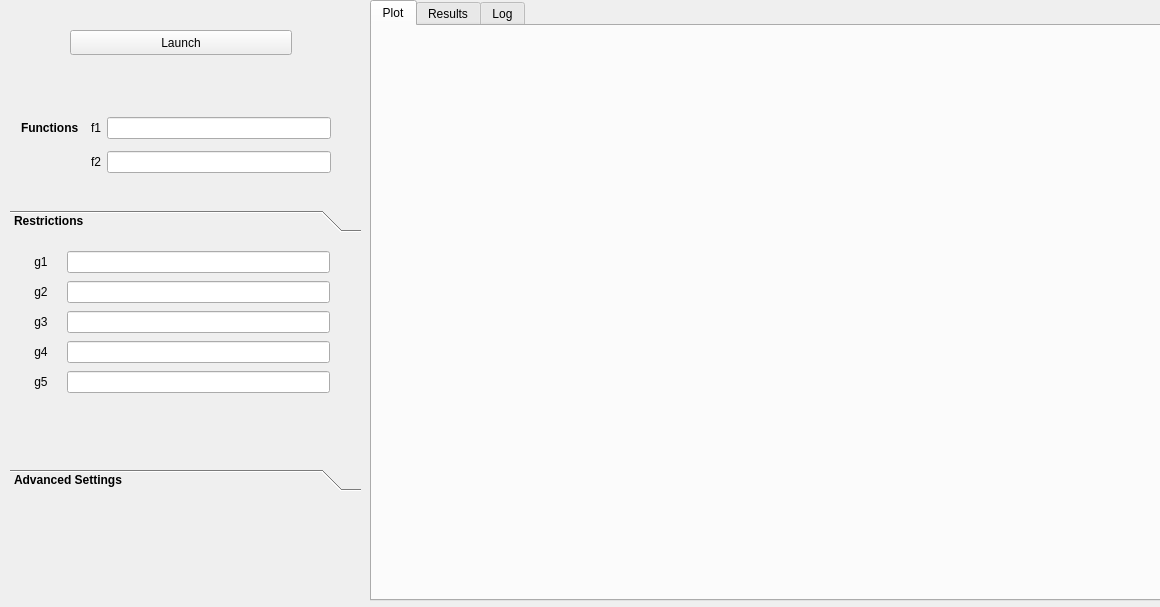
Before: the Qt Designer form gui/qt4/forms/mainwindow.ui in pawel-jakubowski/NSGA, drawn with Qt 5.
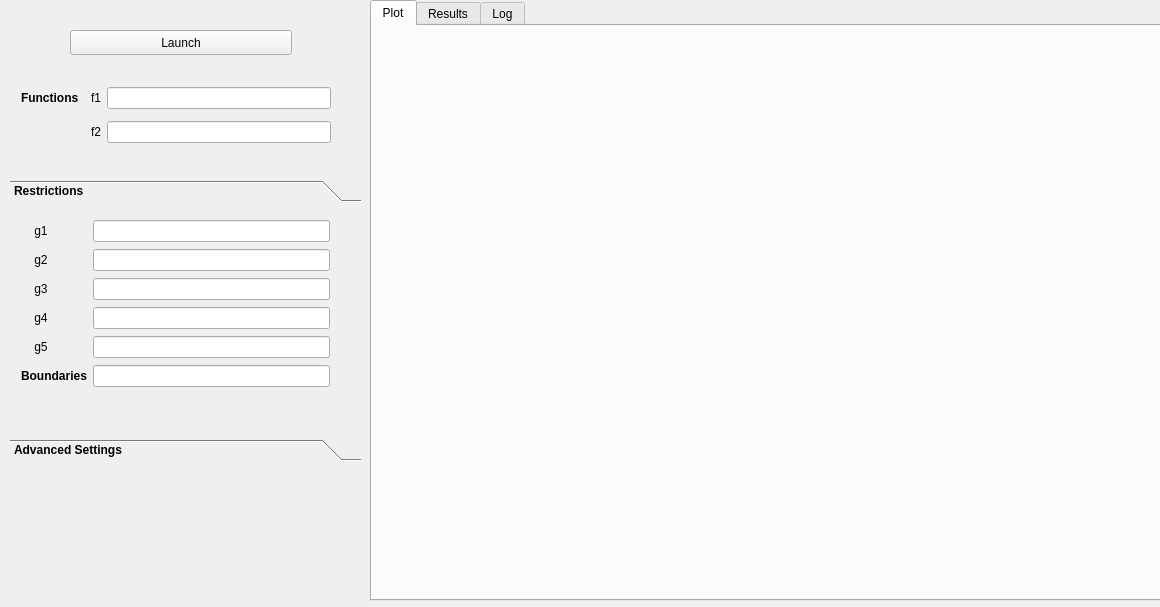
After: the same form once the commit is applied. The open tabs and pages were chosen to show the change.

The edit to the form file:
```diff
--- a/gui/qt4/forms/mainwindow.ui
+++ b/gui/qt4/forms/mainwindow.ui
@@ -36,7 +36,7 @@
     <property name="geometry">
      <rect>
       <x>10</x>
-      <y>100</y>
+      <y>70</y>
       <width>332</width>
       <height>91</height>
      </rect>
@@ -81,7 +81,7 @@
     <property name="geometry">
      <rect>
       <x>10</x>
-      <y>210</y>
+      <y>180</y>
       <width>351</width>
       <height>281</height>
      </rect>
@@ -100,8 +100,8 @@
       <rect>
        <x>0</x>
        <y>0</y>
-       <width>98</width>
-       <height>28</height>
+       <width>351</width>
+       <height>219</height>
       </rect>
      </property>
      <attribute name="label">
@@ -113,7 +113,7 @@
         <x>0</x>
         <y>0</y>
         <width>331</width>
-        <height>168</height>
+        <height>194</height>
        </rect>
       </property>
       <layout class="QGridLayout" name="gridLayout">
@@ -169,33 +169,43 @@
          </property>
         </widget>
        </item>
-       <item row="6" column="1">
-        <widget class="QLabel" name="label_18">
-         <property name="font">
-          <font>
-           <weight>50</weight>
-           <bold>false</bold>
-          </font>
-         </property>
-         <property name="text">
-          <string>    g5</string>
-         </property>
-        </widget>
-       </item>
-       <item row="2" column="3">
-        <widget class="QLineEdit" name="lineEdit_3"/>
-       </item>
-       <item row="3" column="3">
-        <widget class="QLineEdit" name="lineEdit_4"/>
-       </item>
        <item row="4" column="3">
-        <widget class="QLineEdit" name="lineEdit_5"/>
+        <widget class="QLineEdit" name="fung3"/>
+       </item>
+       <item row="3" column="3">
+        <widget class="QLineEdit" name="fung2"/>
+       </item>
+       <item row="2" column="3">
+        <widget class="QLineEdit" name="fung1"/>
        </item>
        <item row="5" column="3">
         <widget class="QLineEdit" name="lineEdit_6"/>
        </item>
        <item row="6" column="3">
-        <widget class="QLineEdit" name="lineEdit_7"/>
+        <widget class="QLineEdit" name="fung5"/>
+       </item>
+       <item row="7" column="3">
+        <widget class="QLineEdit" name="bound"/>
+       </item>
+       <item row="6" column="1">
+        <widget class="QLabel" name="g5label">
+         <property name="font">
+          <font>
+           <weight>50</weight>
+           <bold>false</bold>
+          </font>
+         </property>
+         <property name="text">
+          <string>    g5</string>
+         </property>
+        </widget>
+       </item>
+       <item row="7" column="1">
+        <widget class="QLabel" name="label">
+         <property name="text">
+          <string>Boundaries</string>
+         </property>
+        </widget>
        </item>
       </layout>
      </widget>
@@ -266,7 +276,7 @@
         </widget>
        </item>
        <item row="3" column="0">
-        <widget class="QLabel" name="label">
+        <widget class="QLabel" name="varlabel">
          <property name="font">
           <font>
            <weight>50</weight>
```
Left out of the diff: 68 changed lines with no effect on the pictures.
